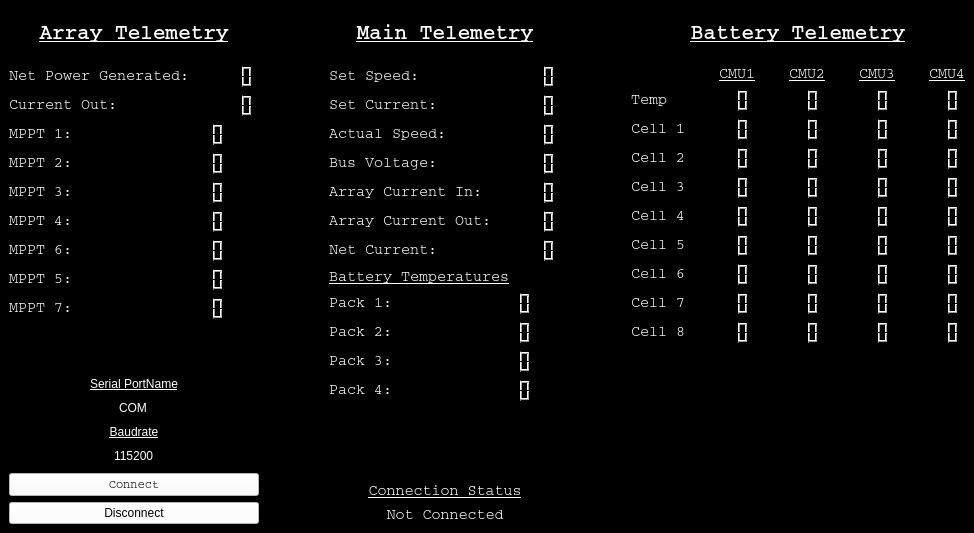
Before: the Qt Designer form SolarCarTestUI.ui in UCSolarCarTeam/Delta-Desktop-Client-Telemetry, drawn with Qt 5.
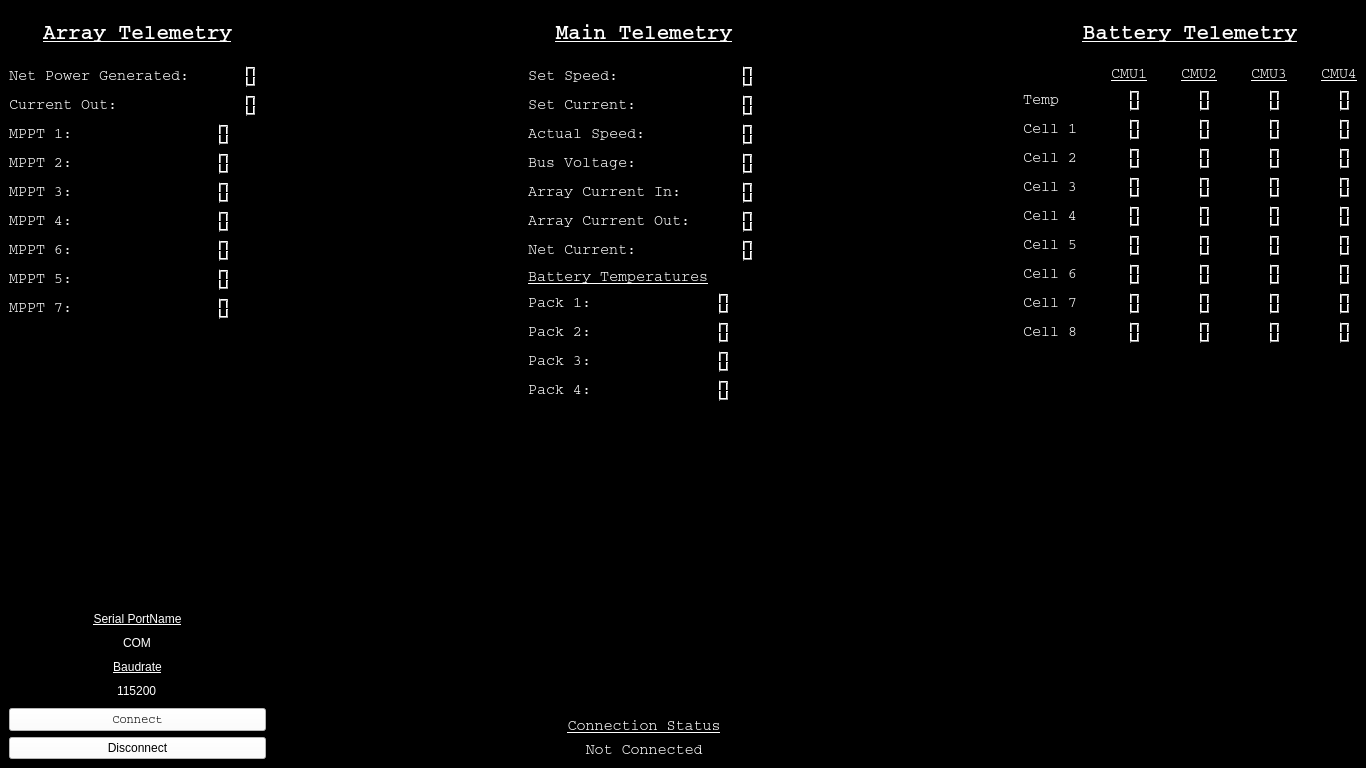
After: the same form once the commit is applied. Icons and pictures are not drawn.

```diff
--- a/SolarCarTestUI.ui
+++ b/SolarCarTestUI.ui
@@ -6,8 +6,8 @@
    <rect>
     <x>0</x>
     <y>0</y>
-    <width>974</width>
-    <height>533</height>
+    <width>1366</width>
+    <height>768</height>
    </rect>
   </property>
   <property name="sizePolicy">
@@ -50,7 +50,7 @@
     </sizepolicy>
    </property>
    <layout class="QGridLayout" name="gridLayout_2">
-    <item row="1" column="0">
+    <item row="0" column="0">
      <layout class="QHBoxLayout" name="horizontalLayout">
       <item>
        <layout class="QVBoxLayout" name="ArrayTelemetryLayout">
```
Left out of the diff: 1 changed line with no effect on the pictures.
